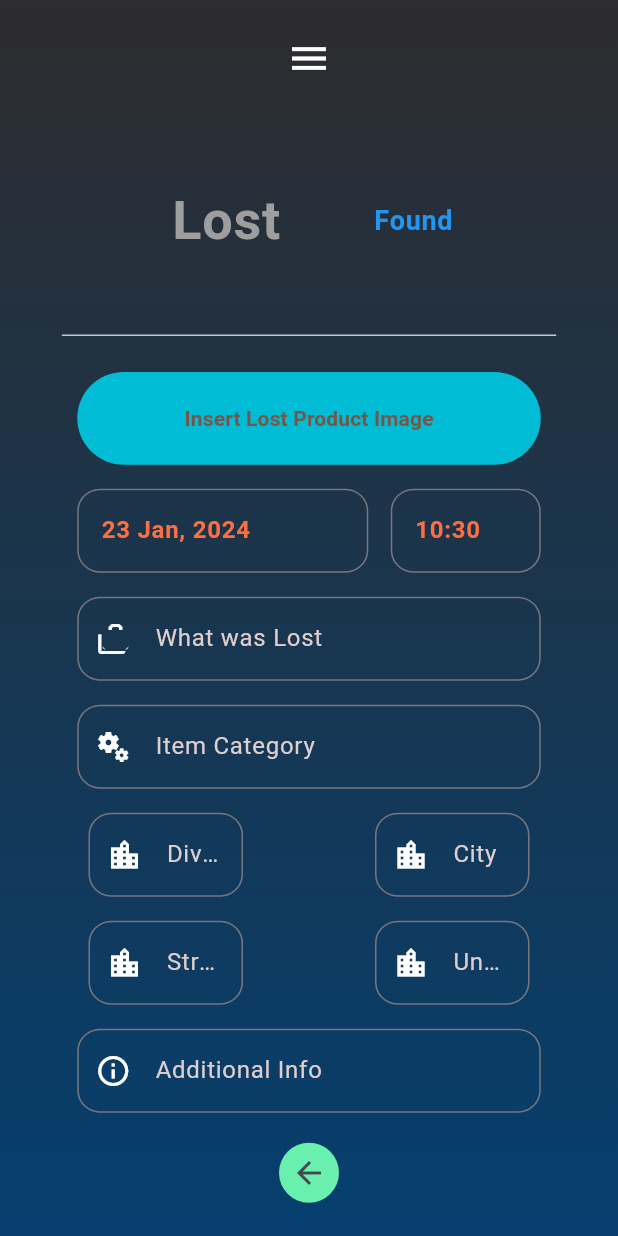
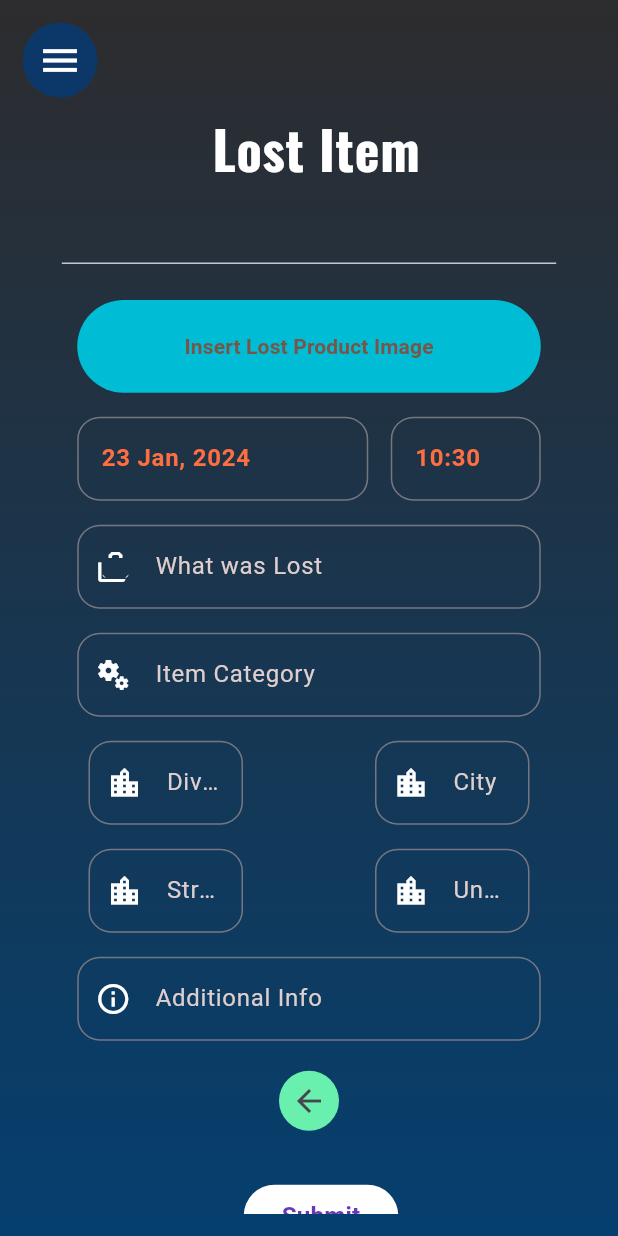
Before and after one commit to Md-Kais/retrieve_me, a Flutter app: the PostLostItemPage screen opened directly, on a phone screen of 412 x 824 dp. Run offline on Flutter 3.47's test engine with Material 3 defaults, Android fonts, the phone set to English and light mode, and no system bars; drawn by our look-alikes of date_time_picker; our stand-ins replace cloud_firestore, firebase_auth, firebase_core, firebase_storage, google_fonts, image_picker; accounts and stored records are empty.

Commit message:
Initialized firebase storage and added image functionality to items

```diff
--- a/lib/pages/foundItemList.dart
+++ b/lib/pages/foundItemList.dart
@@ -23,6 +23,7 @@ class _FoundItemListPageState extends State<FoundItemListPage> {
       FirebaseFirestore.instance.collection('FoundProduct').snapshots();
   TextEditingController _searchController = TextEditingController();
   String _searchText = "";
+  String placeholder = 'https://placehold.co/600x400/000000/FFFFFF/png';
 
   @override
   void initState() {
@@ -115,7 +116,10 @@ class _FoundItemListPageState extends State<FoundItemListPage> {
                           Column(
                             children: [
                               Image.network(
-                                'https://placehold.co/600x400/000000/FFFFFF/png',
+                                (ds.data() as Map<String, dynamic>?)!
+                                        .containsKey('ImageURL')
+                                    ? ds['ImageURL']
+                                    : placeholder,
                                 width: MediaQuery.of(context).size.width * 0.4,
                                 height:
                                     MediaQuery.of(context).size.height * 0.4,
--- a/lib/pages/lostItemList.dart
+++ b/lib/pages/lostItemList.dart
@@ -23,6 +23,7 @@ class _LostItemListPageState extends State<LostItemListPage> {
   int index = 0;
   TextEditingController _searchController = TextEditingController();
   String _searchText = "";
+  String placeholder = 'https://placehold.co/600x400/000000/FFFFFF/png';
 
   @override
   void initState() {
@@ -116,7 +117,10 @@ class _LostItemListPageState extends State<LostItemListPage> {
                           Column(
                             children: [
                               Image.network(
-                                'https://placehold.co/600x400/000000/FFFFFF/png',
+                                (ds.data() as Map<String, dynamic>?)!
+                                        .containsKey('ImageURL')
+                                    ? ds['ImageURL']
+                                    : placeholder,
                                 width: MediaQuery.of(context).size.width * 0.4,
                                 height:
                                     MediaQuery.of(context).size.height * 0.4,
--- a/lib/pages/postLostItem.dart
+++ b/lib/pages/postLostItem.dart
@@ -1,9 +1,11 @@
+import 'dart:io';
 import 'dart:math';
 
 import 'package:cloud_firestore/cloud_firestore.dart';
 import 'package:flutter/material.dart';
 import 'package:firebase_core/firebase_core.dart';
 import 'package:flutter/services.dart';
+import 'package:google_fonts/google_fonts.dart';
 import 'package:provider/provider.dart';
 import 'package:retrieve_me/pages/login.dart';
 import 'package:image_picker/image_picker.dart';
@@ -12,6 +14,7 @@ import '../Components/my_textfield.dart';
 import '../Components/navigation_drawer_widget.dart';
 import '../firebase_options.dart';
 import '../provider/navigation_provider.dart';
+import 'package:firebase_storage/firebase_storage.dart';
 
 GlobalKey<ScaffoldState> _sKey = GlobalKey();
 
@@ -42,14 +45,33 @@ class _PostLostItemPageState extends State<PostLostItemPage> {
   TextEditingController unionVillageController = TextEditingController();
   TextEditingController streetHouseController = TextEditingController();
   DateTime? dateTimeController = DateTime.now();
+  late String imgURL;
 
   void _insertImage() async {
     final selector = ImagePicker();
     final selectedFile = await selector.pickImage(source: ImageSource.gallery);
 
+    print(selectedFile);
+
     if (selectedFile != null) {
       setState(() {
         selectedImage = selectedFile;
+
+        FirebaseStorage storage = FirebaseStorage.instance;
+        String fileName = selectedFile.path.split('/').last;
+        Reference ref =
+            storage.ref().child('images/$fileName${DateTime.now()}');
+        print('--------------------------$ref');
+        // Reference ref =
+        //     storage.ref().child('images/' + DateTime.now().toString());
+        UploadTask uploadTask = ref.putFile(File(selectedFile.path));
+        print(uploadTask);
+        uploadTask.then((res) {
+          res.ref.getDownloadURL().then((val) {
+            imgURL = val;
+            print("Download URL: $imgURL");
+          });
+        });
       });
     }
   }
@@ -86,6 +108,7 @@ class _PostLostItemPageState extends State<PostLostItemPage> {
           'DivisionLocation': divisionController.text,
           'UnionVillageLocation': unionVillageController.text,
           'StreetHouseLocation': streetHouseController.text,
+          'ImageURL': imgURL,
           // 'isRetrieved':
         };
         DocumentReference docId = await collectionReference.add(lostItemData);
@@ -184,9 +207,18 @@ class _PostLostItemPageState extends State<PostLostItemPage> {
                   child: Padding(
                     padding: const EdgeInsets.all(15.0),
                     child: SingleChildScrollView(
-                      child: Column(children: [
-                        Container(
+                      child: Stack(
+                        children: [
+                          Positioned(
+                            top: 0,
+                            left: 0,
                             child: IconButton(
+                                style: ElevatedButton.styleFrom(
+                                  shape: const CircleBorder(),
+                                  padding: const EdgeInsets.all(10),
+                                  backgroundColor:
+                                      const Color.fromARGB(255, 11, 55, 105),
+                                ),
                                 onPressed: () {
                                   _sKey.currentState!.openDrawer();
                                 },
@@ -196,46 +228,28 @@ class _PostLostItemPageState extends State<PostLostItemPage> {
                                   size: 30,
                                 )),
                           ),
+                          Column(children: [
                             SizedBox(
                                 width: MediaQuery.of(context).size.width * 0.8,
                                 child: DrawerHeader(
                                   child: Row(
-                                mainAxisAlignment:
-                                    MainAxisAlignment.spaceEvenly,
+                                    mainAxisAlignment: MainAxisAlignment.center,
                                     children: [
                                       GestureDetector(
                                         child: Text(
-                                      ' Lost ',
+                                          ' Lost Item',
                                           textScaleFactor:
-                                          ScaleSize.textScaleFactor(context),
-                                      style: const TextStyle(
-                                        color: Colors.grey,
+                                              ScaleSize.textScaleFactor(
+                                                  context),
+                                          style: GoogleFonts.oswald(
+                                            textStyle: const TextStyle(
+                                              fontSize: 35,
+                                              color: Colors.white,
                                               fontWeight: FontWeight.bold,
-                                        fontSize: Checkbox.width * 2,
                                             ),
                                           ),
                                         ),
-                                  GestureDetector(
-                                    onTap: () {
-                                      // Navigator.of(context).push(
-                                      //   MaterialPageRoute(
-                                      //     builder: (context) =>
-                                      //         PostFoundItemPage(),
-                                      //   ),
-                                      // );
-                                      // Navigator.pop(context);
-                                    },
-                                    child: Text(
-                                      ' Found ',
-                                      textScaleFactor:
-                                          ScaleSize.textScaleFactor(context),
-                                      style: const TextStyle(
-                                        color: Colors.blue,
-                                        fontWeight: FontWeight.bold,
-                                        fontSize: Checkbox.width * 1,
                                       ),
-                                    ),
-                                  )
                                     ],
                                   ),
                                 )),
@@ -244,7 +258,8 @@ class _PostLostItemPageState extends State<PostLostItemPage> {
                             const SizedBox(height: 16),
                             SizedBox(
                               width: MediaQuery.of(context).size.width * 0.75,
-                          height: MediaQuery.of(context).size.height * 0.075,
+                              height:
+                                  MediaQuery.of(context).size.height * 0.075,
                               child: TextButton(
                                 onPressed: _insertImage,
                                 style: TextButton.styleFrom(
@@ -325,7 +340,8 @@ class _PostLostItemPageState extends State<PostLostItemPage> {
                               children: [
                                 // City
                                 SizedBox(
-                              width: MediaQuery.of(context).size.width * 0.25,
+                                  width:
+                                      MediaQuery.of(context).size.width * 0.25,
                                   child: MyTextField(
                                     controller: divisionController,
                                     hintText: 'Chittagong',
@@ -340,7 +356,8 @@ class _PostLostItemPageState extends State<PostLostItemPage> {
                                   ),
                                 ),
                                 SizedBox(
-                              width: MediaQuery.of(context).size.width * 0.25,
+                                  width:
+                                      MediaQuery.of(context).size.width * 0.25,
                                   child: MyTextField(
                                     controller: cityController,
                                     hintText: 'Hathazari',
@@ -362,7 +379,8 @@ class _PostLostItemPageState extends State<PostLostItemPage> {
                               children: [
                                 // City
                                 SizedBox(
-                              width: MediaQuery.of(context).size.width * 0.25,
+                                  width:
+                                      MediaQuery.of(context).size.width * 0.25,
                                   child: MyTextField(
                                     controller: streetHouseController,
                                     hintText: 'Road no: 3, House no: 7',
@@ -373,7 +391,8 @@ class _PostLostItemPageState extends State<PostLostItemPage> {
                                   ),
                                 ),
                                 SizedBox(
-                              width: MediaQuery.of(context).size.width * 0.25,
+                                  width:
+                                      MediaQuery.of(context).size.width * 0.25,
                                   child: MyTextField(
                                     controller: unionVillageController,
                                     hintText: 'Fatikchhari',
@@ -411,8 +430,10 @@ class _PostLostItemPageState extends State<PostLostItemPage> {
                               children: [
                                 const SizedBox(width: 16),
                                 SizedBox(
-                              height: MediaQuery.of(context).size.height * 0.05,
-                              width: MediaQuery.of(context).size.width * 0.250,
+                                  height:
+                                      MediaQuery.of(context).size.height * 0.05,
+                                  width:
+                                      MediaQuery.of(context).size.width * 0.250,
                                   child: ElevatedButton(
                                     onPressed: submitLostItem,
                                     style: ElevatedButton.styleFrom(
@@ -432,6 +453,8 @@ class _PostLostItemPageState extends State<PostLostItemPage> {
                               ],
                             ),
                           ]),
+                        ],
+                      ),
                     ),
                   ),
                 ),
--- a/pubspec.yaml
+++ b/pubspec.yaml
@@ -45,6 +45,7 @@ dependencies:
   js: ^0.6.2
   collapsible_sidebar: ^2.0.7
   provider: ^5.0.0
+  firebase_storage: ^11.6.0
 
 dev_dependencies:
   flutter_test:
```
Also changed, not shown: lib/pages/postFoundItem.dart (+70 -44 lines), pubspec.lock, 4 other files. Lines whose indentation alone changed are shown as unchanged.
